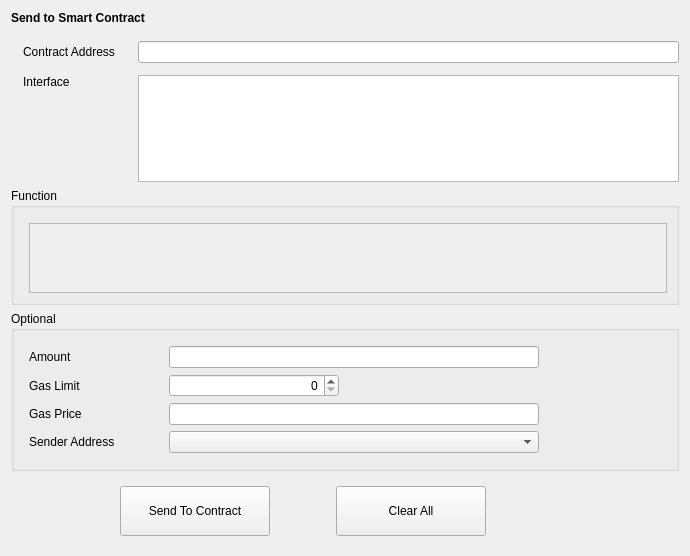
Before: the Qt Designer form src/qt/forms/sendtocontract.ui in qtumproject/qtum, drawn with Qt 5.
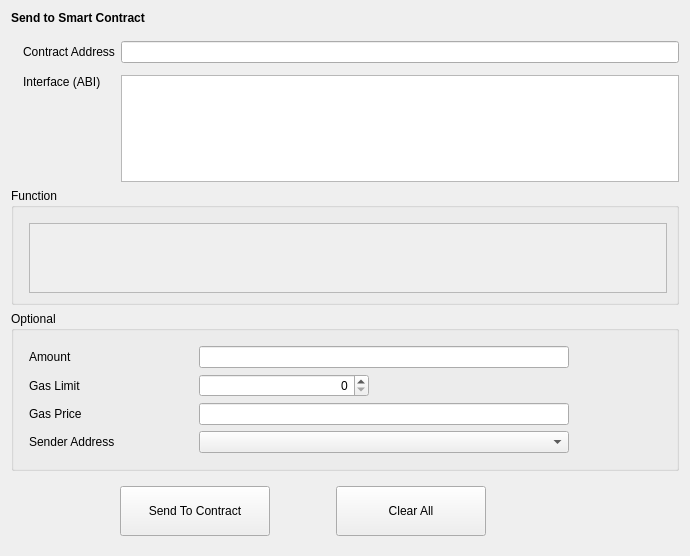
After: the same form once the commit is applied. Custom widgets are drawn as their Qt base class.

Commit message: Update validation for interface and bytecode and update of parameters alignment

```diff
--- a/src/qt/forms/sendtocontract.ui
+++ b/src/qt/forms/sendtocontract.ui
@@ -68,7 +68,7 @@
           <number>12</number>
          </property>
          <property name="horizontalSpacing">
-          <number>23</number>
+          <number>6</number>
          </property>
          <property name="verticalSpacing">
           <number>12</number>
@@ -84,14 +84,18 @@
           </widget>
          </item>
          <item row="1" column="1">
-          <widget class="QTextEdit" name="textEditInterface"/>
+          <widget class="QValidatedTextEdit" name="textEditInterface">
+           <property name="horizontalScrollBarPolicy">
+            <enum>Qt::ScrollBarAlwaysOff</enum>
+           </property>
+          </widget>
          </item>
          <item row="1" column="0">
           <layout class="QVBoxLayout" name="verticalLayout_2">
            <item>
             <widget class="QLabel" name="labelInterface">
              <property name="text">
-              <string>Interface</string>
+              <string>Interface (ABI)</string>
              </property>
             </widget>
            </item>
@@ -160,7 +164,7 @@
            <number>15</number>
           </property>
           <property name="horizontalSpacing">
-           <number>30</number>
+           <number>10</number>
           </property>
           <property name="verticalSpacing">
            <number>6</number>
@@ -183,9 +187,15 @@
           </item>
           <item row="3" column="0">
            <widget class="QLabel" name="labelSenderAddress">
+            <property name="sizePolicy">
+             <sizepolicy hsizetype="Fixed" vsizetype="Preferred">
+              <horstretch>0</horstretch>
+              <verstretch>0</verstretch>
+             </sizepolicy>
+            </property>
             <property name="minimumSize">
              <size>
-              <width>110</width>
+              <width>160</width>
               <height>0</height>
              </size>
             </property>
@@ -196,9 +206,15 @@
           </item>
           <item row="1" column="0">
            <widget class="QLabel" name="labelGasLimit">
+            <property name="sizePolicy">
+             <sizepolicy hsizetype="Fixed" vsizetype="Preferred">
+              <horstretch>0</horstretch>
+              <verstretch>0</verstretch>
+             </sizepolicy>
+            </property>
             <property name="minimumSize">
              <size>
-              <width>110</width>
+              <width>160</width>
               <height>0</height>
              </size>
             </property>
@@ -225,9 +241,15 @@
           </item>
           <item row="2" column="0">
            <widget class="QLabel" name="labelGasPrice">
+            <property name="sizePolicy">
+             <sizepolicy hsizetype="Fixed" vsizetype="Preferred">
+              <horstretch>0</horstretch>
+              <verstretch>0</verstretch>
+             </sizepolicy>
+            </property>
             <property name="minimumSize">
              <size>
-              <width>110</width>
+              <width>160</width>
               <height>0</height>
              </size>
             </property>
@@ -241,9 +263,15 @@
           </item>
           <item row="0" column="0">
            <widget class="QLabel" name="labelAmount">
+            <property name="sizePolicy">
+             <sizepolicy hsizetype="Fixed" vsizetype="Preferred">
+              <horstretch>0</horstretch>
+              <verstretch>0</verstretch>
+             </sizepolicy>
+            </property>
             <property name="minimumSize">
              <size>
-              <width>110</width>
+              <width>160</width>
               <height>0</height>
              </size>
             </property>
@@ -398,6 +426,11 @@
    <header>contractresult.h</header>
    <container>1</container>
   </customwidget>
+  <customwidget>
+   <class>QValidatedTextEdit</class>
+   <extends>QTextEdit</extends>
+   <header>qvalidatedtextedit.h</header>
+  </customwidget>
   <customwidget>
    <class>QValidatedLineEdit</class>
    <extends>QLineEdit</extends>
```
Left out of the diff: 6 changed lines with no effect on the pictures. The commit also changes 15 other files.
